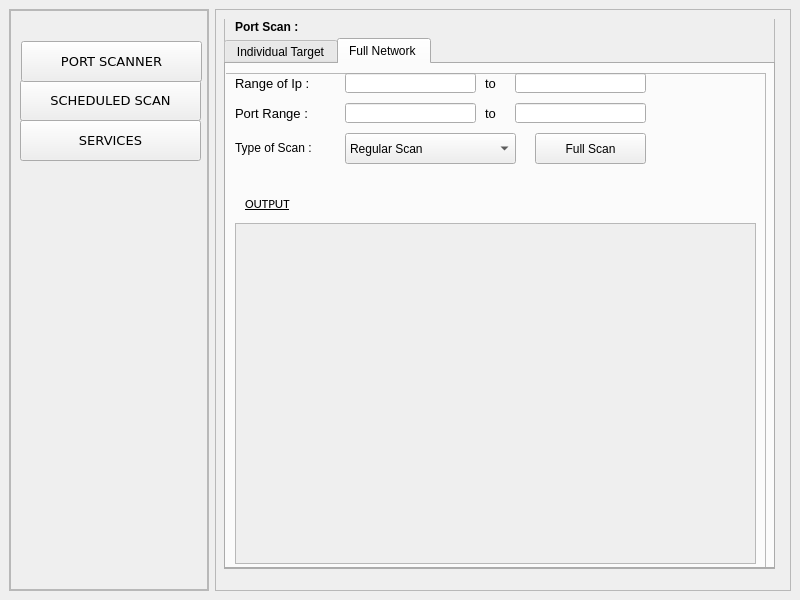
The window that temp/for_test.ui (aniketparate/Network-Security-Scanner) describes before a commit, drawn with Qt 5.
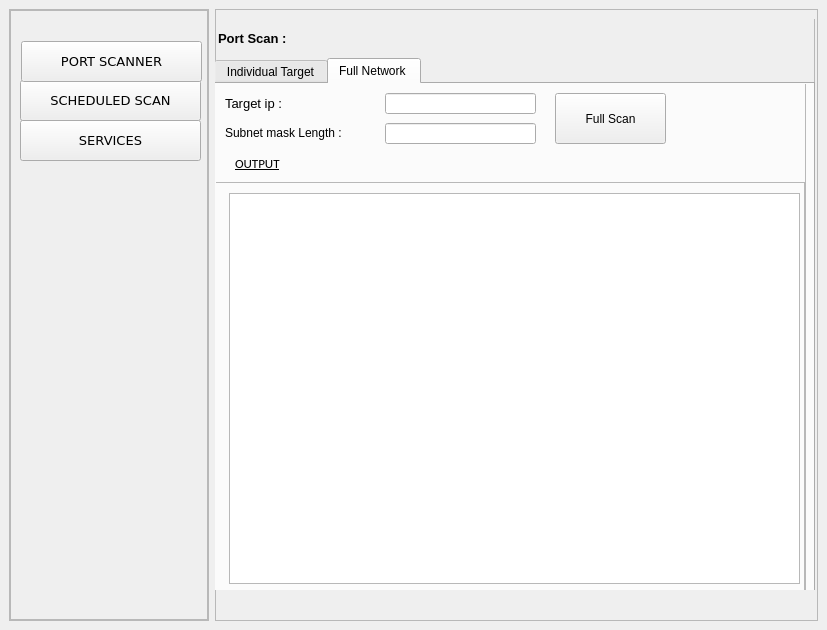
The same window after the commit. The open tabs and pages were chosen to show the change.

Diff of the .ui file:
```diff
--- a/temp/for_test.ui
+++ b/temp/for_test.ui
@@ -6,8 +6,8 @@
    <rect>
     <x>0</x>
     <y>0</y>
-    <width>800</width>
-    <height>600</height>
+    <width>827</width>
+    <height>630</height>
    </rect>
   </property>
   <property name="windowTitle">
@@ -141,7 +141,7 @@
         <rect>
          <x>0</x>
          <y>10</y>
-         <width>561</width>
+         <width>601</width>
          <height>571</height>
         </rect>
        </property>
@@ -152,10 +152,10 @@
         <widget class="QFrame" name="frame_4">
          <property name="geometry">
           <rect>
-           <x>9</x>
-           <y>-1</y>
-           <width>551</width>
-           <height>551</height>
+           <x>-1</x>
+           <y>-11</y>
+           <width>601</width>
+           <height>611</height>
           </rect>
          </property>
          <property name="frameShape">
@@ -168,9 +168,9 @@
           <property name="geometry">
            <rect>
             <x>0</x>
-            <y>20</y>
-            <width>551</width>
-            <height>531</height>
+            <y>50</y>
+            <width>601</width>
+            <height>561</height>
            </rect>
           </property>
           <property name="currentIndex">
@@ -407,9 +407,9 @@
             <property name="geometry">
              <rect>
               <x>-1</x>
-              <y>9</y>
-              <width>541</width>
-              <height>501</height>
+              <y>-1</y>
+              <width>591</width>
+              <height>531</height>
              </rect>
             </property>
             <property name="frameShape">
@@ -421,170 +421,44 @@
             <widget class="QLineEdit" name="full_targetinput_1">
              <property name="geometry">
               <rect>
-               <x>120</x>
-               <y>0</y>
-               <width>131</width>
-               <height>20</height>
+               <x>170</x>
+               <y>10</y>
+               <width>151</width>
+               <height>21</height>
               </rect>
              </property>
             </widget>
-            <widget class="QScrollArea" name="full_outputSA">
-             <property name="geometry">
-              <rect>
-               <x>10</x>
-               <y>150</y>
-               <width>521</width>
-               <height>341</height>
-              </rect>
-             </property>
-             <property name="widgetResizable">
-              <bool>true</bool>
-             </property>
-             <widget class="QWidget" name="scrollAreaWidgetContents_2">
-              <property name="geometry">
-               <rect>
-                <x>0</x>
-                <y>0</y>
-                <width>519</width>
-                <height>339</height>
-               </rect>
-              </property>
-             </widget>
-            </widget>
             <widget class="QLabel" name="Targetlabel_2">
              <property name="geometry">
               <rect>
                <x>10</x>
-               <y>0</y>
-               <width>101</width>
+               <y>10</y>
+               <width>151</width>
                <height>21</height>
               </rect>
              </property>
              <property name="text">
-              <string>&lt;html&gt;&lt;head/&gt;&lt;body&gt;&lt;p&gt;&lt;span style=&quot; font-size:10pt;&quot;&gt;Range of Ip :&lt;/span&gt;&lt;/p&gt;&lt;/body&gt;&lt;/html&gt;</string>
-             </property>
-            </widget>
-            <widget class="QLineEdit" name="full_portinput">
-             <property name="geometry">
-              <rect>
-               <x>120</x>
-               <y>30</y>
-               <width>131</width>
-               <height>20</height>
-              </rect>
-             </property>
-            </widget>
-            <widget class="QLabel" name="portlabel_2">
-             <property name="geometry">
-              <rect>
-               <x>10</x>
-               <y>30</y>
-               <width>91</width>
-               <height>21</height>
-              </rect>
-             </property>
-             <property name="text">
-              <string>&lt;html&gt;&lt;head/&gt;&lt;body&gt;&lt;p&gt;&lt;span style=&quot; font-size:10pt;&quot;&gt;Port Range :&lt;/span&gt;&lt;/p&gt;&lt;/body&gt;&lt;/html&gt;</string>
+              <string>&lt;html&gt;&lt;head/&gt;&lt;body&gt;&lt;p&gt;&lt;span style=&quot; font-size:10pt;&quot;&gt;Target ip :&lt;/span&gt;&lt;/p&gt;&lt;/body&gt;&lt;/html&gt;</string>
              </property>
             </widget>
             <widget class="QPushButton" name="full_ScanButton">
              <property name="geometry">
               <rect>
-               <x>310</x>
-               <y>60</y>
+               <x>340</x>
+               <y>10</y>
                <width>111</width>
-               <height>31</height>
+               <height>51</height>
               </rect>
              </property>
              <property name="text">
               <string>Full Scan</string>
              </property>
             </widget>
-            <widget class="QLineEdit" name="full_targetinput_2">
-             <property name="geometry">
-              <rect>
-               <x>290</x>
-               <y>0</y>
-               <width>131</width>
-               <height>20</height>
-              </rect>
-             </property>
-            </widget>
-            <widget class="QLabel" name="tolabel">
-             <property name="geometry">
-              <rect>
-               <x>260</x>
-               <y>0</y>
-               <width>21</width>
-               <height>20</height>
-              </rect>
-             </property>
-             <property name="minimumSize">
-              <size>
-               <width>0</width>
-               <height>20</height>
-              </size>
-             </property>
-             <property name="maximumSize">
-              <size>
-               <width>21</width>
-               <height>20</height>
-              </size>
-             </property>
-             <property name="font">
-              <font>
-               <pointsize>10</pointsize>
-              </font>
-             </property>
-             <property name="text">
-              <string>to</string>
-             </property>
-            </widget>
-            <widget class="QLineEdit" name="full_portinput_2">
-             <property name="geometry">
-              <rect>
-               <x>290</x>
-               <y>30</y>
-               <width>131</width>
-               <height>20</height>
-              </rect>
-             </property>
-            </widget>
-            <widget class="QLabel" name="tolabel_2">
-             <property name="geometry">
-              <rect>
-               <x>260</x>
-               <y>30</y>
-               <width>21</width>
-               <height>20</height>
-              </rect>
-             </property>
-             <property name="minimumSize">
-              <size>
-               <width>0</width>
-               <height>20</height>
-              </size>
-             </property>
-             <property name="maximumSize">
-              <size>
-               <width>21</width>
-               <height>20</height>
-              </size>
-             </property>
-             <property name="font">
-              <font>
-               <pointsize>10</pointsize>
-              </font>
-             </property>
-             <property name="text">
-              <string>to</string>
-             </property>
-            </widget>
             <widget class="QLabel" name="Outputlabel_2">
              <property name="geometry">
               <rect>
                <x>20</x>
-               <y>120</y>
+               <y>70</y>
                <width>501</width>
                <height>21</height>
               </rect>
@@ -600,70 +474,71 @@
               <string>OUTPUT</string>
              </property>
             </widget>
-            <widget class="QComboBox" name="full_typeOfPortScan">
+            <widget class="QFrame" name="frame_11">
              <property name="geometry">
               <rect>
-               <x>120</x>
-               <y>60</y>
-               <width>171</width>
-               <height>31</height>
+               <x>-1</x>
+               <y>99</y>
+               <width>591</width>
+               <height>431</height>
               </rect>
              </property>
-             <item>
-              <property name="text">
-               <string>Regular Scan</string>
+             <property name="frameShape">
+              <enum>QFrame::StyledPanel</enum>
+             </property>
+             <property name="frameShadow">
+              <enum>QFrame::Raised</enum>
+             </property>
+             <widget class="QTableView" name="tableView">
+              <property name="geometry">
+               <rect>
+                <x>15</x>
+                <y>11</y>
+                <width>571</width>
+                <height>391</height>
+               </rect>
               </property>
-             </item>
-             <item>
-              <property name="text">
-               <string>Ping Scan</string>
-              </property>
-             </item>
-             <item>
-              <property name="text">
-               <string>Intensive Scan</string>
-              </property>
-             </item>
-             <item>
-              <property name="text">
-               <string>Intensive | UDP Scan</string>
-              </property>
-             </item>
-             <item>
-              <property name="text">
-               <string>Intensive | TCP Scan</string>
-              </property>
-             </item>
+             </widget>
             </widget>
             <widget class="QLabel" name="label_9">
              <property name="geometry">
               <rect>
                <x>10</x>
-               <y>60</y>
-               <width>101</width>
-               <height>31</height>
+               <y>40</y>
+               <width>151</width>
+               <height>21</height>
               </rect>
              </property>
              <property name="text">
-              <string>&lt;html&gt;&lt;head/&gt;&lt;body&gt;&lt;p&gt;&lt;span style=&quot; font-size:9pt;&quot;&gt;Type of Scan :&lt;/span&gt;&lt;/p&gt;&lt;/body&gt;&lt;/html&gt;</string>
+              <string>&lt;html&gt;&lt;head/&gt;&lt;body&gt;&lt;p&gt;&lt;span style=&quot; font-size:9pt;&quot;&gt;Subnet mask Length :&lt;/span&gt;&lt;/p&gt;&lt;/body&gt;&lt;/html&gt;</string>
+             </property>
+            </widget>
+            <widget class="QLineEdit" name="full_subnetLen">
+             <property name="geometry">
+              <rect>
+               <x>170</x>
+               <y>40</y>
+               <width>151</width>
+               <height>21</height>
+              </rect>
              </property>
             </widget>
            </widget>
           </widget>
          </widget>
-        </widget>
-        <widget class="QLabel" name="label_7">
-         <property name="geometry">
-          <rect>
-           <x>20</x>
-           <y>0</y>
-           <width>521</width>
-           <height>16</height>
-          </rect>
-         </property>
-         <property name="text">
-          <string>&lt;html&gt;&lt;head/&gt;&lt;body&gt;&lt;p&gt;&lt;span style=&quot; font-size:9pt; font-weight:600;&quot;&gt;Port Scan :&lt;/span&gt;&lt;/p&gt;&lt;/body&gt;&lt;/html&gt;</string>
-         </property>
+         <widget class="QLabel" name="label_7">
+          <property name="geometry">
+           <rect>
+            <x>4</x>
+            <y>20</y>
+            <width>581</width>
+            <height>21</height>
+           </rect>
+          </property>
+          <property name="text">
+           <string>&lt;html&gt;&lt;head/&gt;&lt;body&gt;&lt;p&gt;&lt;span style=&quot; font-size:10pt; font-weight:600;&quot;&gt;Port Scan :&lt;/span&gt;&lt;/p&gt;&lt;/body&gt;&lt;/html&gt;</string>
+          </property>
+         </widget>
         </widget>
        </widget>
        <widget class="QWidget" name="Services">
```
Left out of the diff: 122 changed lines with no effect on the pictures.
